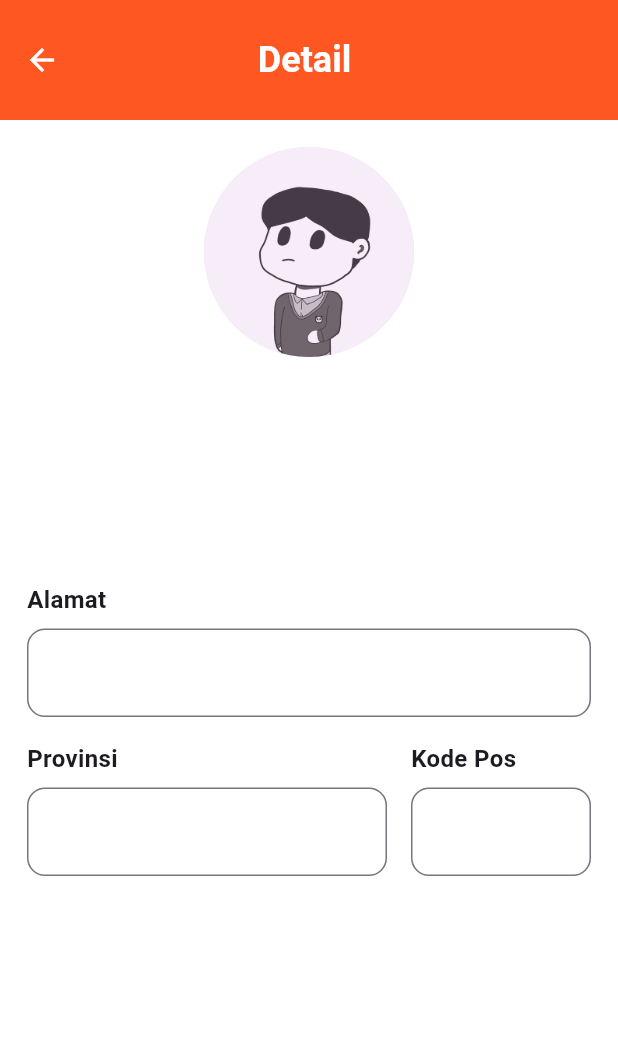
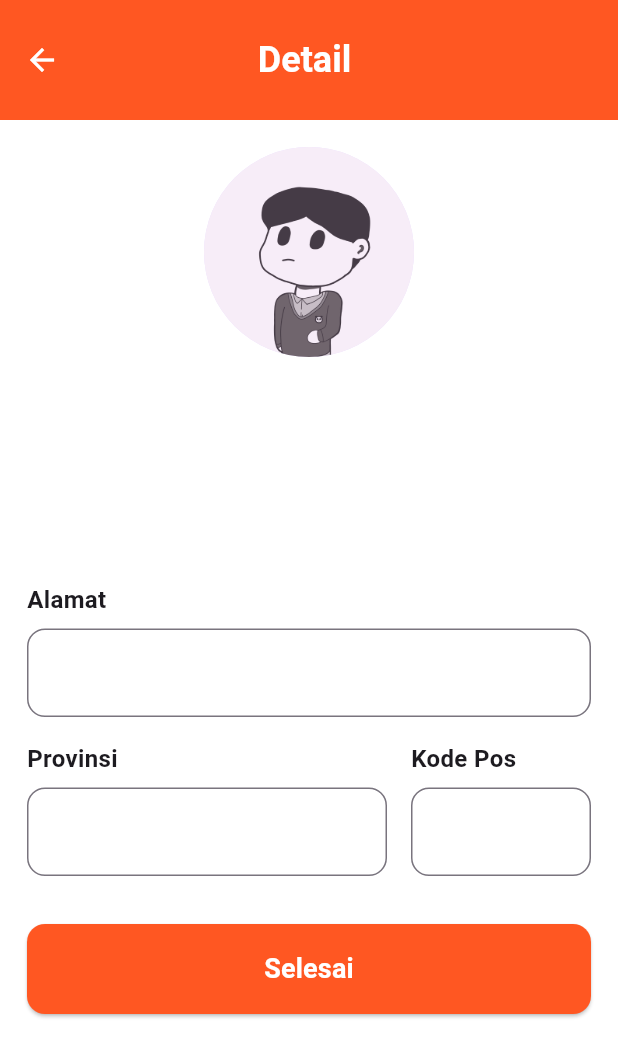
Before and after one commit to RezaAzharii/20220140011_UCP1Flutter, a Flutter app: the ProfilePelangganPage screen opened directly with empty values, on a phone screen of 412 x 824 dp. Shown: the top 1057 px of the screen. Run offline on Flutter 3.47's test engine with Material 3 defaults, Android fonts, the phone set to English and light mode, and no system bars; Roboto replaces fonts that are missing (Poppins).

Commit message:
Menambahkan Button Selesai

```diff
--- a/lib/pages/profile_pelanggan_page.dart
+++ b/lib/pages/profile_pelanggan_page.dart
@@ -129,6 +129,30 @@ class ProfilePelangganPage extends StatelessWidget {
                 ),
               ],
             ),
+            const SizedBox(height: 32),
+            SizedBox(
+              width: double.infinity,
+              height: 60,
+              child: ElevatedButton(
+                onPressed: () {
+
+                },
+                style: ElevatedButton.styleFrom(
+                  backgroundColor: Colors.deepOrange,
+                  shape: RoundedRectangleBorder(
+                    borderRadius: BorderRadius.circular(12),
+                  ),
+                ),
+                child: const Text(
+                  'Selesai',
+                  style: TextStyle(
+                    color: Colors.white,
+                    fontSize: 18,
+                    fontWeight: FontWeight.bold,
+                  ),
+                ),
+              ),
+            ),
           ],
         ),
       ),
```
